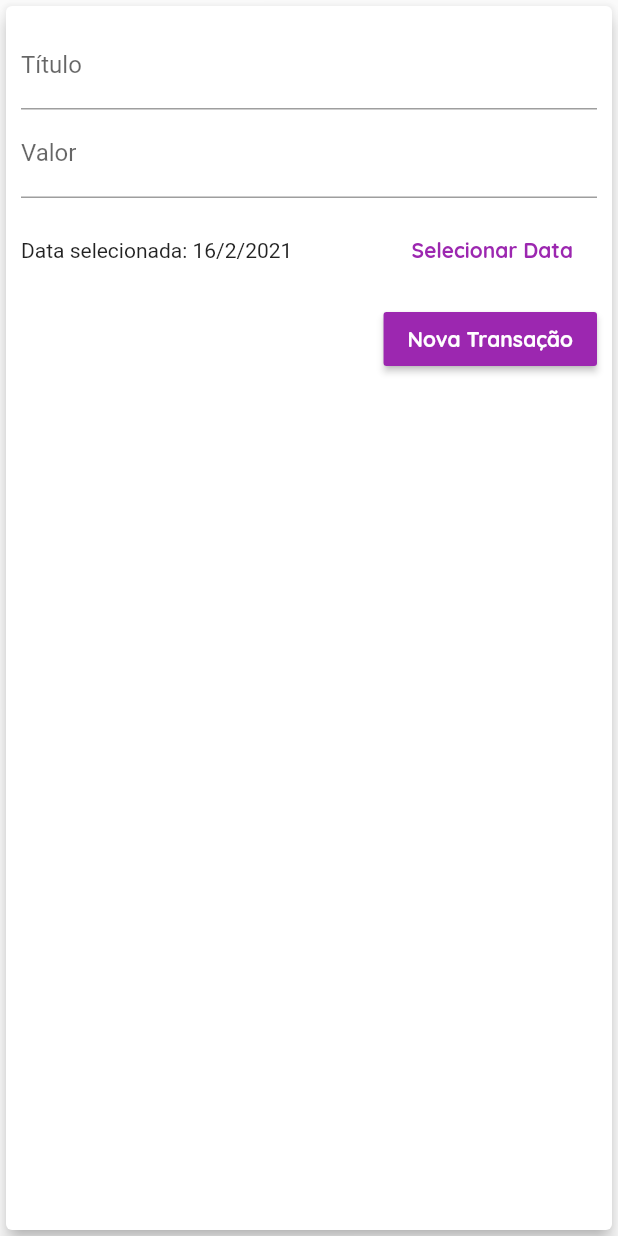
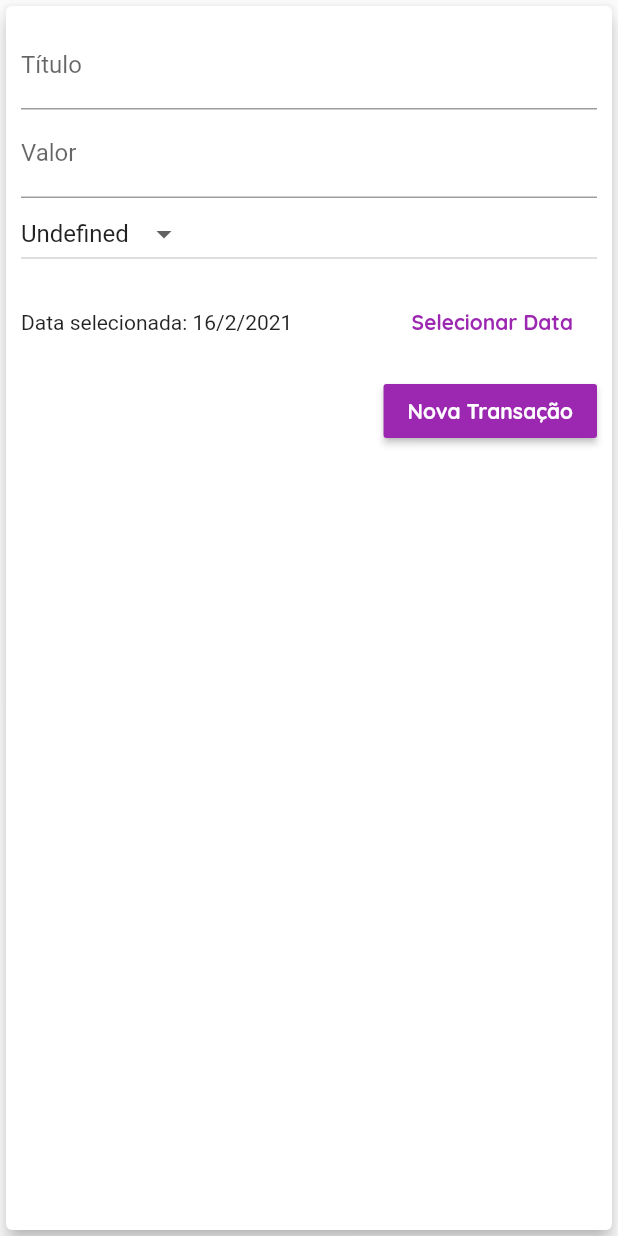
Before and after one commit to MariaLuizaCw/Epenses-App, a Flutter app: the TransactionForm widget shown alone on an empty page, opened directly with empty values, after a tap on "Nova Transação", on a phone screen of 412 x 824 dp. Run offline on Flutter 3.47's test engine with Material 2 defaults, Android fonts, the phone set to English and light mode, and no system bars; missing offline and left inert: dart:ffi.

Commit message:
begin to add categories

```diff
--- a/lib/components/transaction_form.dart
+++ b/lib/components/transaction_form.dart
@@ -2,7 +2,7 @@ import 'package:flutter/material.dart';
 import 'package:intl/intl.dart';
 
 class TransactionForm extends StatefulWidget {
-  final void Function(String, double, DateTime) onSubmit;
+  final void Function(String, double, DateTime, String) onSubmit;
   TransactionForm(this.onSubmit);
 
   @override
@@ -11,8 +11,8 @@ class TransactionForm extends StatefulWidget {
 
 class _TransactionFormState extends State<TransactionForm> {
   final _titleController = TextEditingController();
-
   final _valueController = TextEditingController();
+  String _categoryChoosen = "Undefined";
   DateTime _selectedDate = DateTime.now();
   _submitForm() {
     final title = _titleController.text;
@@ -20,9 +20,9 @@ class _TransactionFormState extends State<TransactionForm> {
     if (title.isEmpty || value <= 0 || _selectedDate == null ) {
       return;
     }
-    widget.onSubmit(title, value, _selectedDate);
+    widget.onSubmit(title, value, _selectedDate, _categoryChoosen);
   }
-
+  final _categories = ['Food', 'Home', 'Study/Work', 'Leisure', 'Bills', 'Clothes', 'Undefined'];
   _showDatePicker() {
     showDatePicker(
             context: context,
@@ -41,7 +41,11 @@ class _TransactionFormState extends State<TransactionForm> {
 
     });
   }
-
+   _dropDownItemSelected(itemSelected){
+      setState(() {
+        _categoryChoosen =  itemSelected;
+      });
+  }
   @override
   Widget build(BuildContext context) {
     return Card(
@@ -49,6 +53,7 @@ class _TransactionFormState extends State<TransactionForm> {
       child: Padding(
         padding: const EdgeInsets.all(10),
         child: Column(
+          crossAxisAlignment: CrossAxisAlignment.stretch,
           children: [
             TextField(
               controller: _titleController,
@@ -60,6 +65,16 @@ class _TransactionFormState extends State<TransactionForm> {
               onSubmitted: (_) => _submitForm(),
               controller: _valueController,
               decoration: InputDecoration(labelText: 'Valor'),
+            ),
+            DropdownButton(
+                items: _categories.map((String cat){
+                  return DropdownMenuItem(
+                    value: cat,
+                    child: Text(cat),
+                  );
+                }).toList(),
+                onChanged: _dropDownItemSelected,
+                value: _categoryChoosen
             ),
             Container(
               height: 70,
--- a/lib/components/transaction_list.dart
+++ b/lib/components/transaction_list.dart
@@ -50,7 +50,7 @@ class TransactionList extends StatelessWidget {
                         style: Theme.of(context).textTheme.headline6
                       ),
                       subtitle: Text(
-                        DateFormat('d MMM y').format(tr.date)
+                        '${DateFormat('d MMM y').format(tr.date)} - ${tr.category}'
                       ),
                       trailing: IconButton(
                         icon: Icon(Icons.delete),
--- a/lib/models/transaction.dart
+++ b/lib/models/transaction.dart
@@ -6,11 +6,13 @@ class Transaction {
   final String title;
   final double value;
   final DateTime date;
+  final String category;
 
   Transaction({
     @required this.id,
     @required this.value,
     @required this.date,
-    @required this.title
+    @required this.title,
+    @required this.category
   });
 }
--- a/pubspec.yaml
+++ b/pubspec.yaml
@@ -25,7 +25,7 @@ dependencies:
   flutter:
     sdk: flutter
   intl: ^0.16.1
-  provider: ^4.3.3
+  graphic: ^0.3.0
 
 
   # The following adds the Cupertino Icons font to your application.
```
Also changed, not shown: lib/components/my_home_page.dart (+4 -3 lines), lib/components/graphics.dart (added), pubspec.lock.
